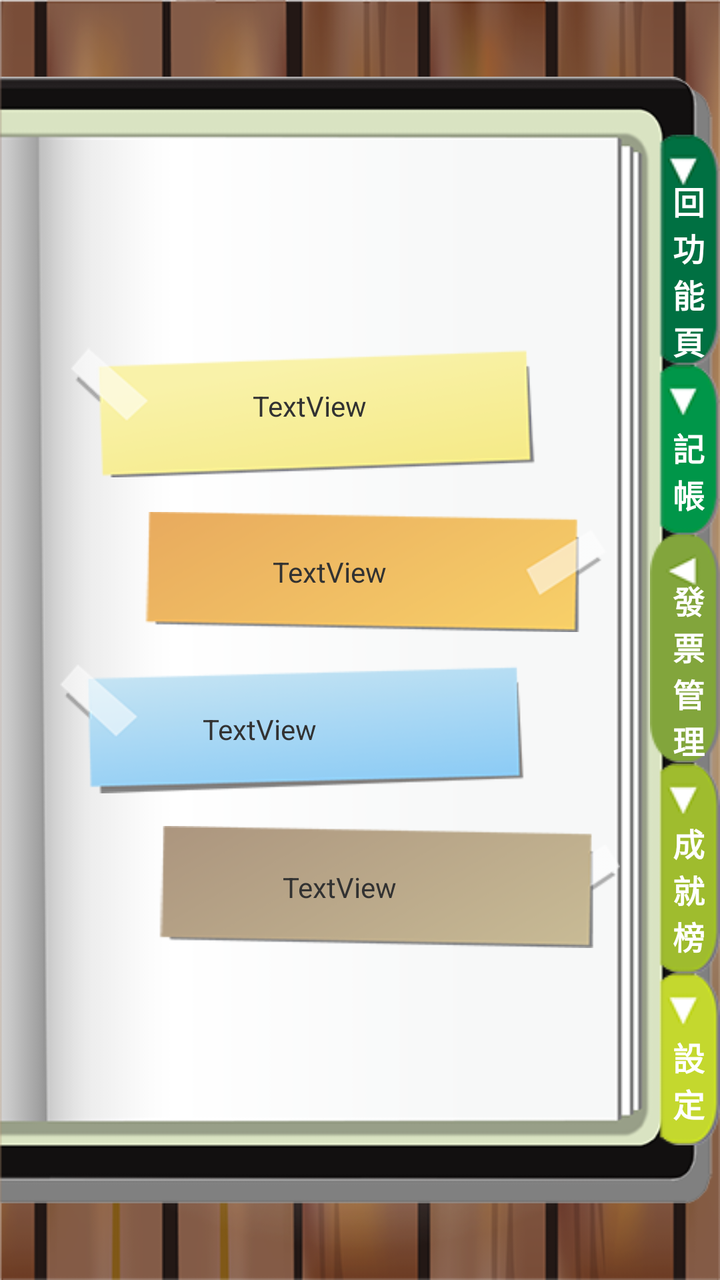
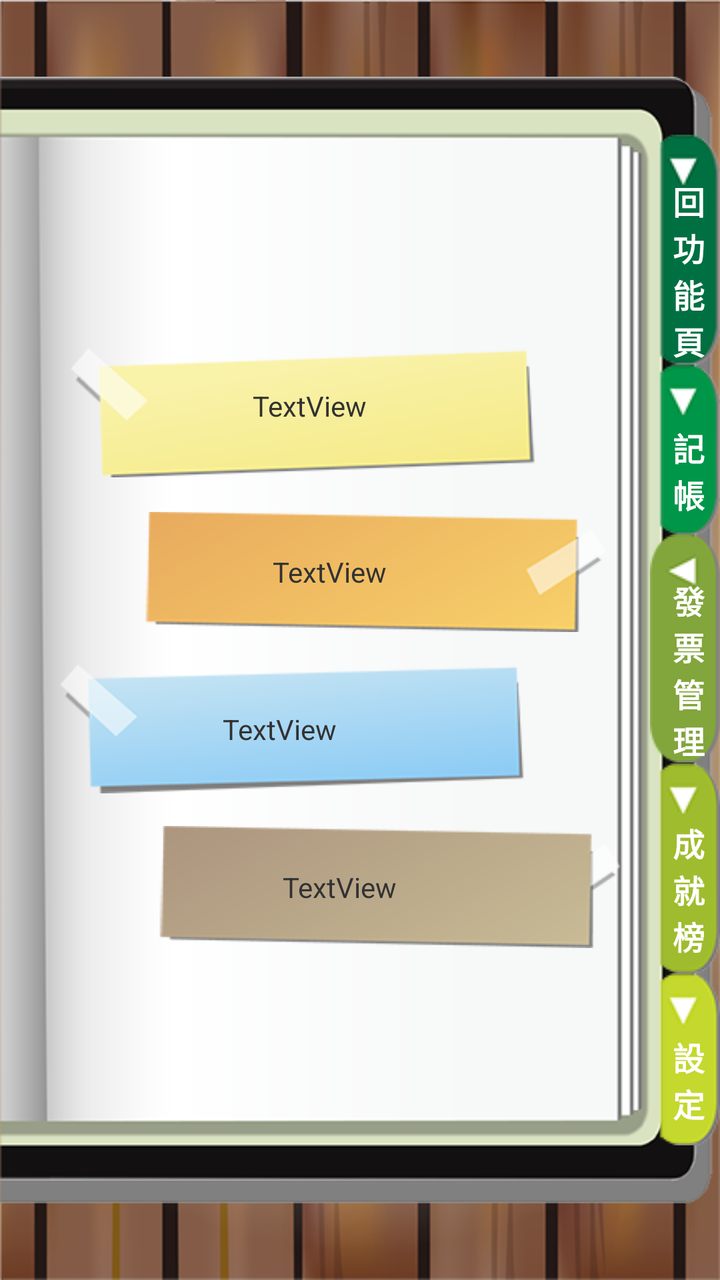

Two renders of the same Android screen: before a commit and after it. Below are the layout's source before the change and the commit's diff.
<!-- AndroidManifest.xml: application theme AppTheme -->
<!-- res/layout/activity_manager.xml -->
<RelativeLayout xmlns:android="http://schemas.android.com/apk/res/android"
    xmlns:tools="http://schemas.android.com/tools"
    android:layout_width="match_parent"
    android:layout_height="match_parent"
    android:background="@drawable/bg_wood"
    tools:context=".MainActivity" >

    <ImageView
        android:id="@+id/imageView1"
        android:layout_width="match_parent"
        android:layout_height="match_parent"
        android:layout_alignParentLeft="true"
        android:src="@drawable/bg_book" />

    <LinearLayout
        android:layout_width="match_parent"
        android:layout_height="wrap_content"
        android:layout_centerInParent="true"
        android:gravity="right"
        android:orientation="vertical" >

        <RelativeLayout
            android:layout_width="wrap_content"
            android:layout_height="wrap_content" >

            <ImageButton
                android:id="@+id/imageButton1"
                android:layout_width="wrap_content"
                android:layout_height="wrap_content"
                android:background="@color/transparent"
                android:src="@drawable/btn_backfunc" />

            <TextView
                android:id="@+id/textView1"
                android:layout_width="wrap_content"
                android:layout_height="wrap_content"
                android:layout_centerInParent="true"
                android:text="\n 回\n 功\n 能\n 頁"
                android:textColor="#ffffff"
                android:textSize="16sp"
                android:textStyle="bold"
                android:visibility="visible" />

        </RelativeLayout>

        <RelativeLayout
            android:layout_width="wrap_content"
            android:layout_height="wrap_content" >

            <ImageButton
                android:id="@+id/imageButton2"
                android:layout_width="wrap_content"
                android:layout_height="wrap_content"
                android:background="@color/transparent"
                android:src="@drawable/btn_account" />

            <TextView
                android:id="@+id/textView2"
                android:layout_width="wrap_content"
                android:layout_height="wrap_content"
                android:layout_centerInParent="true"
                android:text="\n 記\n 帳"
                android:textColor="#ffffff"
                android:textSize="16sp"
                android:textStyle="bold"
                android:visibility="visible" />

        </RelativeLayout>

        <RelativeLayout
            android:layout_width="wrap_content"
            android:layout_height="wrap_content" >

            <ImageButton
                android:id="@+id/imageButton3"
                android:layout_width="wrap_content"
                android:layout_height="wrap_content"
                android:background="@color/transparent"
                android:src="@drawable/main_manager" />

            <TextView
                android:id="@+id/textView3"
                android:layout_width="wrap_content"
                android:layout_height="wrap_content"
                android:layout_centerInParent="true"
                android:text="\n 發\n 票\n 管\n 理"
                android:textColor="#ffffff"
                android:textSize="16sp"
                android:textStyle="bold"
                android:visibility="visible" />

        </RelativeLayout>

        <RelativeLayout
            android:layout_width="wrap_content"
            android:layout_height="wrap_content" >

            <ImageButton
                android:id="@+id/imageButton4"
                android:layout_width="wrap_content"
                android:layout_height="wrap_content"
                android:background="@color/transparent"
                android:src="@drawable/btn_social" />

            <TextView
                android:id="@+id/textView4"
                android:layout_width="wrap_content"
                android:layout_height="wrap_content"
                android:layout_centerInParent="true"
                android:text="\n 成\n 就\n 榜"
                android:textColor="#ffffff"
                android:textSize="16sp"
                android:textStyle="bold"
                android:visibility="visible" />

        </RelativeLayout>

        <RelativeLayout
            android:layout_width="wrap_content"
            android:layout_height="wrap_content" >

            <ImageButton
                android:id="@+id/imageButton5"
                android:layout_width="wrap_content"
                android:layout_height="wrap_content"
                android:background="@color/transparent"
                android:src="@drawable/btn_setting" />

            <TextView
                android:id="@+id/textView5"
                android:layout_width="wrap_content"
                android:layout_height="wrap_content"
                android:layout_centerInParent="true"
                android:text="\n 設\n 定"
                android:textColor="#ffffff"
                android:textSize="16sp"
                android:textStyle="bold"
                android:visibility="visible" />

        </RelativeLayout>

    </LinearLayout>

    <LinearLayout
        android:layout_width="wrap_content"
        android:layout_height="wrap_content"
        android:layout_centerVertical="true"
        android:layout_marginLeft="30dp"
        android:layout_marginRight="50dp"
        android:orientation="vertical" >

        <RelativeLayout
            android:layout_width="match_parent"
            android:layout_height="wrap_content" >

            <ImageButton
                android:id="@+id/imageButton6"
                android:layout_width="match_parent"
                android:layout_height="wrap_content"
                android:background="@color/transparent"
                android:scaleType="fitCenter"
                android:src="@drawable/btn_01" />

            <TextView
                android:id="@+id/textView6"
                android:layout_width="wrap_content"
                android:layout_height="wrap_content"
                android:layout_centerInParent="true"
                android:paddingRight="30dp"
                android:text="TextView" />

        </RelativeLayout>

        <RelativeLayout
            android:layout_width="match_parent"
            android:layout_height="wrap_content" >

            <ImageButton
                android:id="@+id/imageButton7"
                android:layout_width="match_parent"
                android:layout_height="wrap_content"
                android:background="@color/transparent"
                android:scaleType="fitCenter"
                android:src="@drawable/btn_02" />

            <TextView
                android:id="@+id/textView7"
                android:layout_width="wrap_content"
                android:layout_height="wrap_content"
                android:layout_centerInParent="true"
                android:paddingRight="10dp"
                android:text="TextView" />

        </RelativeLayout>

        <RelativeLayout
            android:layout_width="match_parent"
            android:layout_height="wrap_content" >

            <ImageButton
                android:id="@+id/imageButton8"
                android:layout_width="match_parent"
                android:layout_height="wrap_content"
                android:background="@color/transparent"
                android:scaleType="fitCenter"
                android:src="@drawable/btn_03" />

            <TextView
                android:id="@+id/textView8"
                android:layout_width="wrap_content"
                android:layout_height="wrap_content"
                android:layout_centerInParent="true"
                android:paddingRight="80dp"
                android:text="TextView" />

        </RelativeLayout>

        <RelativeLayout
            android:layout_width="match_parent"
            android:layout_height="wrap_content" >

            <ImageButton
                android:id="@+id/imageButton9"
                android:layout_width="match_parent"
                android:layout_height="wrap_content"
                android:background="@color/transparent"
                android:scaleType="fitCenter"
                android:src="@drawable/btn_04" />

            <TextView
                android:id="@+id/textView9"
                android:layout_width="wrap_content"
                android:layout_height="wrap_content"
                android:layout_centerInParent="true"
                android:text="TextView" />

        </RelativeLayout>

    </LinearLayout>

    <LinearLayout
        android:id="@+id/LinearLayout1"
        android:layout_width="match_parent"
        android:layout_height="wrap_content"
        android:layout_centerInParent="true"
        android:layout_marginLeft="30dp"
        android:layout_marginRight="30dp"
        android:background="@drawable/pop_style"
        android:orientation="vertical"
        android:visibility="gone" >

        <LinearLayout
            android:layout_width="match_parent"
            android:layout_height="wrap_content"
            android:orientation="vertical"
            android:padding="10dp" >

            <LinearLayout
            android:layout_width="match_parent"
            android:layout_height="wrap_content"
            android:gravity="center"
            android:paddingBottom="10dp"
            android:paddingTop="10dp" >

            <ImageButton
                android:id="@+id/imageButton96"
                android:layout_width="wrap_content"
                android:layout_height="wrap_content"
                android:background="@color/transparent"
                android:padding="10dp"
                android:src="@drawable/btn_left" />

            <RelativeLayout
                android:layout_width="wrap_content"
                android:layout_height="wrap_content" >

                <ImageView
                    android:id="@+id/imageView3"
                    android:layout_width="wrap_content"
                    android:layout_height="wrap_content"
                    android:src="@drawable/bg_month" />

                <TextView
                    android:id="@+id/textView27"
                    android:layout_width="wrap_content"
                    android:layout_height="wrap_content"
                    android:layout_centerInParent="true"
                    android:text="TextView" />

            </RelativeLayout>

            <ImageButton
                android:id="@+id/imageButton97"
                android:layout_width="wrap_content"
                android:layout_height="wrap_content"
                android:background="@color/transparent"
                android:padding="10dp"
                android:src="@drawable/btn_right" />

        </LinearLayout>

            <LinearLayout
                android:layout_width="match_parent"
                android:layout_height="wrap_content"
                android:gravity="center" >

                <TextView
                    android:id="@+id/textView13"
                    android:layout_width="wrap_content"
                    android:layout_height="30dp"
                    android:gravity="center"
                    android:text="特　獎" />

                <TextView
                    android:id="@+id/textView11"
                    android:layout_width="150dp"
                    android:layout_height="wrap_content"
                    android:gravity="center"
                    android:text="TextView" />

                <TextView
                    android:id="@+id/textView18"
                    android:layout_width="70dp"
                    android:layout_height="wrap_content"
                    android:gravity="right"
                    android:text="200萬元"
                    android:textColor="#FF0000"  />

            </LinearLayout>

            <LinearLayout
                android:layout_width="match_parent"
                android:layout_height="wrap_content"
                android:gravity="center" >

                <TextView
                    android:id="@+id/textView13"
                    android:layout_width="wrap_content"
                    android:layout_height="30dp"
                    android:gravity="center"
                    android:text="頭　獎" />

                <TextView
                    android:id="@+id/textView12"
                    android:layout_width="150dp"
                    android:layout_height="wrap_content"
                    android:gravity="center"
                    android:text="TextView" />

                <TextView
                    android:id="@+id/textView19"
                    android:layout_width="70dp"
                    android:layout_height="wrap_content"
                    android:gravity="right"
                    android:text="20萬元"
                    android:textColor="#FF0000"  />

            </LinearLayout>

            <LinearLayout
                android:layout_width="match_parent"
                android:layout_height="wrap_content"
                android:gravity="center" >

                <TextView
                    android:id="@+id/textView14"
                    android:layout_width="wrap_content"
                    android:layout_height="30dp"
                    android:gravity="center"
                    android:text="增開獎" />

                <TextView
                    android:id="@+id/textView16"
                    android:layout_width="150dp"
                    android:layout_height="wrap_content"
                    android:gravity="center"
                    android:text="TextView" />

                <TextView
                    android:id="@+id/textView20"
                    android:layout_width="70dp"
                    android:layout_height="wrap_content"
                    android:gravity="right"
                    android:text="2百元"
                    android:textColor="#FF0000"  />

            </LinearLayout>

            <LinearLayout
                android:layout_width="match_parent"
                android:layout_height="wrap_content"
                android:gravity="center" >

                <TextView
                    android:id="@+id/textView15"
                    android:layout_width="wrap_content"
                    android:layout_height="30dp"
                    android:gravity="center"
                    android:text="特別獎" />

                <TextView
                    android:id="@+id/textView17"
                    android:layout_width="150dp"
                    android:layout_height="wrap_content"
                    android:gravity="center"
                    android:text="TextView" />

                <TextView
                    android:id="@+id/textView21"
                    android:layout_width="70dp"
                    android:layout_height="wrap_content"
                    android:gravity="right"
                    android:text="1000萬元"
                    android:textColor="#FF0000" />

            </LinearLayout>

            <LinearLayout
                android:layout_width="match_parent"
                android:layout_height="wrap_content"
                android:gravity="center"
                android:orientation="vertical" >

                <TextView
                    android:id="@+id/textView10"
                    android:layout_width="wrap_content"
                    android:layout_height="wrap_content"
                    android:gravity="right"
                    android:paddingTop="10dp"
                    android:text="與頭獎8碼相同得獎金20萬元，\n 末7碼相同得獎金4萬元，\n 末6碼相同得獎金1萬元，\n 末5碼相同得獎金4千元，\n 末4碼相同得獎金1千元，\n 末3碼相同得獎金2百元。" />

            </LinearLayout>

        </LinearLayout>

        <LinearLayout
            android:layout_width="match_parent"
            android:layout_height="wrap_content"
            android:background="@drawable/pop_style_blue"
            android:gravity="center_horizontal"
            android:paddingBottom="5dp"
            android:paddingTop="5dp" >

            <Button
                android:id="@+id/button7"
                style="?android:attr/buttonStyleSmall"
                android:layout_width="match_parent"
                android:layout_height="30dp"
                android:background="@color/transparent"
                android:text="關閉"
                android:textColor="#ffffff"
                android:textSize="12sp" />

        </LinearLayout>

    </LinearLayout>

    <LinearLayout
        android:id="@+id/LinearLayout2"
        android:layout_width="match_parent"
        android:layout_height="wrap_content"
        android:layout_centerInParent="true"
        android:layout_marginLeft="30dp"
        android:layout_marginRight="30dp"
        android:background="@drawable/pop_style"
        android:orientation="vertical"
        android:visibility="gone" >

        <LinearLayout
            android:layout_width="match_parent"
            android:layout_height="wrap_content"
            android:orientation="vertical"
            android:padding="10dp" >

            <LinearLayout
            android:layout_width="match_parent"
            android:layout_height="wrap_content"
            android:gravity="center"
            android:paddingBottom="10dp"
            android:paddingTop="10dp" >

            <ImageButton
                android:id="@+id/imageButton76"
                android:layout_width="wrap_content"
                android:layout_height="wrap_content"
                android:background="@color/transparent"
                android:padding="10dp"
                android:src="@drawable/btn_left" />

            <RelativeLayout
                android:layout_width="wrap_content"
                android:layout_height="wrap_content" >

                <ImageView
                    android:id="@+id/imageView3"
                    android:layout_width="wrap_content"
                    android:layout_height="wrap_content"
                    android:src="@drawable/bg_month" />

                <TextView
                    android:id="@+id/textView37"
                    android:layout_width="wrap_content"
                    android:layout_height="wrap_content"
                    android:layout_centerInParent="true"
                    android:text="TextView" />

            </RelativeLayout>

            <ImageButton
                android:id="@+id/imageButton77"
                android:layout_width="wrap_content"
                android:layout_height="wrap_content"
                android:background="@color/transparent"
                android:padding="10dp"
                android:src="@drawable/btn_right" />

        </LinearLayout>

            <LinearLayout
                android:layout_width="match_parent"
                android:layout_height="wrap_content"
                android:gravity="center" >

                <Button
                    android:id="@+id/button1"
                    android:layout_width="wrap_content"
                    android:layout_height="30dp"
                    android:layout_margin="5dp"
                    android:background="@drawable/button_style"
                    android:text="發票對獎"
                    android:textColor="#ffffff"
                    android:textSize="12sp" />

                <Button
                    android:id="@+id/button2"
                    android:layout_width="wrap_content"
                    android:layout_height="30dp"
                    android:layout_margin="5dp"
                    android:background="@drawable/button_style"
                    android:text="三碼對獎"
                    android:textColor="#ffffff"
                    android:textSize="12sp" />

            </LinearLayout>

            <LinearLayout
                android:id="@+id/invoice"
                android:layout_width="match_parent"
                android:layout_height="wrap_content"
                android:orientation="vertical" >

                <TextView
                    android:id="@+id/textView23"
                    android:layout_width="wrap_content"
                    android:layout_height="wrap_content"
                    android:layout_margin="10dp"
                    android:text="中獎清單" />

                <ScrollView
                    android:id="@+id/scrollView1"
                    android:layout_width="match_parent"
                    android:layout_height="wrap_content"
                    android:layout_marginLeft="20dp"
                    android:layout_marginRight="20dp" >

                    <TableLayout
                        android:id="@+id/invoicetable"
                        android:layout_width="match_parent"
                        android:layout_height="wrap_content" >

                        <TableRow
                            android:id="@+id/tableRow1"
                            android:layout_width="wrap_content"
                            android:layout_height="wrap_content" >
                        </TableRow>

                        <TableRow
                            android:id="@+id/tableRow2"
                            android:layout_width="wrap_content"
                            android:layout_height="wrap_content" >
                        </TableRow>

                        <TableRow
                            android:id="@+id/tableRow3"
                            android:layout_width="wrap_content"
                            android:layout_height="wrap_content" >
                        </TableRow>

                        <TableRow
                            android:id="@+id/tableRow4"
                            android:layout_width="wrap_content"
                            android:layout_height="wrap_content" >
                        </TableRow>
                    </TableLayout>

                </ScrollView>

            </LinearLayout>

            <LinearLayout
                android:id="@+id/number"
                android:layout_width="match_parent"
                android:layout_height="wrap_content"
                android:orientation="vertical"
                android:visibility="gone" >

                <LinearLayout
                    android:layout_width="match_parent"
                    android:layout_height="wrap_content"
                    android:layout_margin="10dp"
                    android:gravity="center"
                    android:orientation="horizontal" >

                    <RelativeLayout
                        android:layout_width="wrap_content"
                        android:layout_height="wrap_content" >

                        <ImageView
                            android:id="@+id/imageView3"
                            android:layout_width="wrap_content"
                            android:layout_height="wrap_content"
                            android:src="@drawable/bg_month" />

                        <TextView
                            android:id="@+id/textView97"
                            android:layout_width="wrap_content"
                            android:layout_height="wrap_content"
                            android:layout_centerInParent="true"
                            android:text="TextView" />
                    </RelativeLayout>

                    <TextView
                        android:id="@+id/textView22"
                        android:layout_width="100dp"
                        android:layout_height="wrap_content"
                        android:gravity="center"
                        android:paddingLeft="10dp"
                        android:text="TextView" />

                </LinearLayout>

                <LinearLayout
                    android:layout_width="match_parent"
                    android:layout_height="wrap_content"
                    android:gravity="center" >

                    <Button
                        android:id="@+id/button3"
                        android:layout_width="80dp"
                        android:layout_height="60dp"
                        android:layout_margin="5dp"
                        android:background="@drawable/button_style"
                    	android:textColor="#ffffff"
                        android:text="7" />

                    <Button
                        android:id="@+id/button4"
                        android:layout_width="80dp"
                        android:layout_height="60dp"
                        android:layout_margin="5dp"
                        android:background="@drawable/button_style"
                    	android:textColor="#ffffff"
                        android:text="8" />

                    <Button
                        android:id="@+id/button5"
                        android:layout_width="80dp"
                        android:layout_height="60dp"
                        android:layout_margin="5dp"
                        android:background="@drawable/button_style"
                    	android:textColor="#ffffff"
                        android:text="9" />

                </LinearLayout>

                <LinearLayout
                    android:layout_width="match_parent"
                    android:layout_height="wrap_content"
                    android:gravity="center" >

                    <Button
                        android:id="@+id/button6"
                        android:layout_width="80dp"
                        android:layout_height="60dp"
                        android:layout_margin="5dp"
                        android:background="@drawable/button_style"
                    	android:textColor="#ffffff"
                        android:text="4" />

                    <Button
                        android:id="@+id/button8"
                        android:layout_width="80dp"
                        android:layout_height="60dp"
                        android:layout_margin="5dp"
                        android:background="@drawable/button_style"
                    	android:textColor="#ffffff"
                        android:text="5" />

                    <Button
                        android:id="@+id/button9"
                        android:layout_width="80dp"
                        android:layout_height="60dp"
                        android:layout_margin="5dp"
                        android:background="@drawable/button_style"
                    	android:textColor="#ffffff"
                        android:text="6" />

                </LinearLayout>

                <LinearLayout
                    android:layout_width="match_parent"
                    android:layout_height="wrap_content"
                    android:gravity="center" >

                    <Button
                        android:id="@+id/button10"
                        android:layout_width="80dp"
                        android:layout_height="60dp"
                        android:layout_margin="5dp"
                        android:background="@drawable/button_style"
                    	android:textColor="#ffffff"
                        android:text="1" />

                    <Button
                        android:id="@+id/button11"
                        android:layout_width="80dp"
                        android:layout_height="60dp"
                        android:layout_margin="5dp"
                        android:background="@drawable/button_style"
                    	android:textColor="#ffffff"
                        android:text="2" />

                    <Button
                        android:id="@+id/button12"
                        android:layout_width="80dp"
                        android:layout_height="60dp"
                        android:layout_margin="5dp"
                        android:background="@drawable/button_style"
                   		android:textColor="#ffffff"
                        android:text="3" />

                </LinearLayout>

                <LinearLayout
                    android:layout_width="match_parent"
                    android:layout_height="wrap_content"
                    android:gravity="center" >

                    <Button
                        android:id="@+id/button13"
                        android:layout_width="80dp"
                        android:layout_height="60dp"
                        android:layout_margin="5dp"
                        android:background="@drawable/button_style"
                    	android:textColor="#ffffff"
                        android:text="清除" />

                    <Button
                        android:id="@+id/button14"
                        android:layout_width="80dp"
                        android:layout_height="60dp"
                        android:layout_margin="5dp"
                        android:background="@drawable/button_style"
                    	android:textColor="#ffffff"
                        android:text="0" />

                    <Button
                        android:id="@+id/button15"
                        android:layout_width="80dp"
                        android:layout_height="60dp"
                        android:layout_margin="5dp"
                        android:background="@drawable/button_style"
                    	android:textColor="#ffffff"
                        android:text="更正" />

                </LinearLayout>

            </LinearLayout>

        </LinearLayout>

        <LinearLayout
            android:layout_width="match_parent"
            android:layout_height="wrap_content"
            android:background="@drawable/pop_style_blue"
            android:gravity="center_horizontal"
            android:paddingBottom="5dp"
            android:paddingTop="5dp" >

            <Button
                android:id="@+id/button77"
                style="?android:attr/buttonStyleSmall"
                android:layout_width="match_parent"
                android:layout_height="30dp"
                android:background="@color/transparent"
                android:text="關閉"
                android:textColor="#ffffff"
                android:textSize="12sp" />

        </LinearLayout>

    </LinearLayout>

</RelativeLayout>
<!-- resources referenced by this layout -->
<resources>
  <color name="transparent">#00000000</color>
  <!-- drawable bg_book: png bitmap (drawable-mdpi, 14514 bytes) -->
  <!-- drawable bg_month: png bitmap (drawable-mdpi, 3591 bytes) -->
  <!-- drawable bg_wood: png bitmap (drawable-mdpi, 216225 bytes) -->
  <!-- drawable btn_01: png bitmap (drawable-mdpi, 8864 bytes) -->
  <!-- drawable btn_02: png bitmap (drawable-mdpi, 8736 bytes) -->
  <!-- drawable btn_03: png bitmap (drawable-mdpi, 9684 bytes) -->
  <!-- drawable btn_04: png bitmap (drawable-mdpi, 8318 bytes) -->
  <!-- drawable btn_account: png bitmap (drawable-mdpi, 4502 bytes) -->
  <!-- drawable btn_backfunc: png bitmap (drawable-mdpi, 4541 bytes) -->
  <!-- drawable btn_left: png bitmap (drawable-mdpi, 3036 bytes) -->
  <!-- drawable btn_right: png bitmap (drawable-mdpi, 3018 bytes) -->
  <!-- drawable btn_setting: png bitmap (drawable-mdpi, 4528 bytes) -->
  <!-- drawable btn_social: png bitmap (drawable-mdpi, 4547 bytes) -->
  <!-- drawable button_style (drawable) -->
  <?xml version="1.0" encoding="utf-8"?>
  <selector xmlns:android="http://schemas.android.com/apk/res/android">
      <item android:state_pressed="false">
          <shape>
              <solid 
                  android:color="#32B3E2" />
              <stroke
                  android:width="1dp"
                  android:color="#32B3E2" />
              <corners
                  android:radius="10dp" />
          </shape>
      </item>
  
      <item android:state_pressed="true">
          <shape>
              <solid 
                  android:color="#2E93BA" />
              <stroke
                  android:width="1dp"
                  android:color="#2E93BA" />
              <corners 
                  android:radius="10dp" />
          </shape>
      </item>
  </selector>
  <!-- drawable main_manager: png bitmap (drawable-mdpi, 4123 bytes) -->
  <!-- drawable pop_style (drawable) -->
  <?xml version="1.0" encoding="utf-8"?>
  <selector xmlns:android="http://schemas.android.com/apk/res/android">
      <item>
          <shape>
              <solid 
                  android:color="#FFFEF7" />
              <stroke
                  android:width="10dp"
                  android:color="#FFFEF7" />
              <corners
                  android:radius="10dp" />
          </shape>
      </item>
  </selector>
  <!-- drawable pop_style_blue (drawable) -->
  <?xml version="1.0" encoding="utf-8"?>
  <selector xmlns:android="http://schemas.android.com/apk/res/android">
      <item>
          <shape>
              <solid 
                  android:color="#32B3E2" />
              <stroke
                  android:width="10dp"
                  android:color="#32B3E2" />
              <corners
                  android:bottomLeftRadius="10dp"
                  android:bottomRightRadius="10dp"
                  android:topLeftRadius="0dp"
                  android:topRightRadius="0dp" />
          </shape>
      </item>
  </selector>
  <style name="AppTheme" parent="AppBaseTheme">
          
      </style>
  <style name="AppBaseTheme" parent="android:Theme.Light">
  	    <item name="android:windowNoTitle">true</item>
          
      </style>
</resources>

<!-- the commit's change to res/layout/activity_manager.xml (unified diff, before → after) -->
@@ -210,7 +210,7 @@
                 android:layout_width="wrap_content"
                 android:layout_height="wrap_content"
                 android:layout_centerInParent="true"
-                android:paddingRight="80dp"
+                android:paddingRight="60dp"
                 android:text="TextView" />
 
         </RelativeLayout>
@@ -256,48 +256,46 @@
             android:padding="10dp" >
 
             <LinearLayout
-            android:layout_width="match_parent"
-            android:layout_height="wrap_content"
-            android:gravity="center"
-            android:paddingBottom="10dp"
-            android:paddingTop="10dp" >
-
-            <ImageButton
-                android:id="@+id/imageButton96"
-                android:layout_width="wrap_content"
-                android:layout_height="wrap_content"
-                android:background="@color/transparent"
-                android:padding="10dp"
-                android:src="@drawable/btn_left" />
-
-            <RelativeLayout
-                android:layout_width="wrap_content"
-                android:layout_height="wrap_content" >
-
-                <ImageView
-                    android:id="@+id/imageView3"
-                    android:layout_width="wrap_content"
-                    android:layout_height="wrap_content"
-                    android:src="@drawable/bg_month" />
-
-                <TextView
-                    android:id="@+id/textView27"
-                    android:layout_width="wrap_content"
-                    android:layout_height="wrap_content"
-                    android:layout_centerInParent="true"
-                    android:text="TextView" />
-
-            </RelativeLayout>
-
-            <ImageButton
-                android:id="@+id/imageButton97"
-                android:layout_width="wrap_content"
-                android:layout_height="wrap_content"
-                android:background="@color/transparent"
-                android:padding="10dp"
-                android:src="@drawable/btn_right" />
-
-        </LinearLayout>
+                android:layout_width="match_parent"
+                android:layout_height="wrap_content"
+                android:gravity="center"
+                android:paddingBottom="10dp"
+                android:paddingTop="10dp" >
+
+                <ImageButton
+                    android:id="@+id/imageButton96"
+                    android:layout_width="wrap_content"
+                    android:layout_height="wrap_content"
+                    android:background="@color/transparent"
+                    android:padding="10dp"
+                    android:src="@drawable/btn_left" />
+
+                <RelativeLayout
+                    android:layout_width="wrap_content"
+                    android:layout_height="wrap_content" >
+
+                    <ImageView
+                        android:id="@+id/imageView3"
+                        android:layout_width="wrap_content"
+                        android:layout_height="wrap_content"
+                        android:src="@drawable/bg_month" />
+
+                    <TextView
+                        android:id="@+id/textView27"
+                        android:layout_width="wrap_content"
+                        android:layout_height="wrap_content"
+                        android:layout_centerInParent="true"
+                        android:text="TextView" />
+                </RelativeLayout>
+
+                <ImageButton
+                    android:id="@+id/imageButton97"
+                    android:layout_width="wrap_content"
+                    android:layout_height="wrap_content"
+                    android:background="@color/transparent"
+                    android:padding="10dp"
+                    android:src="@drawable/btn_right" />
+            </LinearLayout>
 
             <LinearLayout
                 android:layout_width="match_parent"
@@ -324,8 +322,7 @@
                     android:layout_height="wrap_content"
                     android:gravity="right"
                     android:text="200萬元"
-                    android:textColor="#FF0000"  />
-
+                    android:textColor="#FF0000" />
             </LinearLayout>
 
             <LinearLayout
@@ -353,8 +350,7 @@
                     android:layout_height="wrap_content"
                     android:gravity="right"
                     android:text="20萬元"
-                    android:textColor="#FF0000"  />
-
+                    android:textColor="#FF0000" />
             </LinearLayout>
 
             <LinearLayout
@@ -382,8 +378,7 @@
                     android:layout_height="wrap_content"
                     android:gravity="right"
                     android:text="2百元"
-                    android:textColor="#FF0000"  />
-
+                    android:textColor="#FF0000" />
             </LinearLayout>
 
             <LinearLayout
@@ -412,7 +407,6 @@
                     android:gravity="right"
                     android:text="1000萬元"
                     android:textColor="#FF0000" />
-
             </LinearLayout>
 
             <LinearLayout
@@ -428,9 +422,7 @@
                     android:gravity="right"
                     android:paddingTop="10dp"
                     android:text="與頭獎8碼相同得獎金20萬元，\n 末7碼相同得獎金4萬元，\n 末6碼相同得獎金1萬元，\n 末5碼相同得獎金4千元，\n 末4碼相同得獎金1千元，\n 末3碼相同得獎金2百元。" />
-
-            </LinearLayout>
-
+            </LinearLayout>
         </LinearLayout>
 
         <LinearLayout
@@ -450,9 +442,7 @@
                 android:text="關閉"
                 android:textColor="#ffffff"
                 android:textSize="12sp" />
-
         </LinearLayout>
-
     </LinearLayout>
 
     <LinearLayout
@@ -473,48 +463,46 @@
             android:padding="10dp" >
 
             <LinearLayout
-            android:layout_width="match_parent"
-            android:layout_height="wrap_content"
-            android:gravity="center"
-            android:paddingBottom="10dp"
-            android:paddingTop="10dp" >
-
-            <ImageButton
-                android:id="@+id/imageButton76"
-                android:layout_width="wrap_content"
-                android:layout_height="wrap_content"
-                android:background="@color/transparent"
-                android:padding="10dp"
-                android:src="@drawable/btn_left" />
-
-            <RelativeLayout
-                android:layout_width="wrap_content"
-                android:layout_height="wrap_content" >
-
-                <ImageView
-                    android:id="@+id/imageView3"
-                    android:layout_width="wrap_content"
-                    android:layout_height="wrap_content"
-                    android:src="@drawable/bg_month" />
-
-                <TextView
-                    android:id="@+id/textView37"
-                    android:layout_width="wrap_content"
-                    android:layout_height="wrap_content"
-                    android:layout_centerInParent="true"
-                    android:text="TextView" />
-
-            </RelativeLayout>
-
-            <ImageButton
-                android:id="@+id/imageButton77"
-                android:layout_width="wrap_content"
-                android:layout_height="wrap_content"
-                android:background="@color/transparent"
-                android:padding="10dp"
-                android:src="@drawable/btn_right" />
-
-        </LinearLayout>
+                android:layout_width="match_parent"
+                android:layout_height="wrap_content"
+                android:gravity="center"
+                android:paddingBottom="10dp"
+                android:paddingTop="10dp" >
+
+                <ImageButton
+                    android:id="@+id/imageButton76"
+                    android:layout_width="wrap_content"
+                    android:layout_height="wrap_content"
+                    android:background="@color/transparent"
+                    android:padding="10dp"
+                    android:src="@drawable/btn_left" />
+
+                <RelativeLayout
+                    android:layout_width="wrap_content"
+                    android:layout_height="wrap_content" >
+
+                    <ImageView
+                        android:id="@+id/imageView3"
+                        android:layout_width="wrap_content"
+                        android:layout_height="wrap_content"
+                        android:src="@drawable/bg_month" />
+
+                    <TextView
+                        android:id="@+id/textView37"
+                        android:layout_width="wrap_content"
+                        android:layout_height="wrap_content"
+                        android:layout_centerInParent="true"
+                        android:text="TextView" />
+                </RelativeLayout>
+
+                <ImageButton
+                    android:id="@+id/imageButton77"
+                    android:layout_width="wrap_content"
+                    android:layout_height="wrap_content"
+                    android:background="@color/transparent"
+                    android:padding="10dp"
+                    android:src="@drawable/btn_right" />
+            </LinearLayout>
 
             <LinearLayout
                 android:layout_width="match_parent"
@@ -540,7 +528,6 @@
                     android:text="三碼對獎"
                     android:textColor="#ffffff"
                     android:textSize="12sp" />
-
             </LinearLayout>
 
             <LinearLayout
@@ -592,9 +579,7 @@
                             android:layout_height="wrap_content" >
                         </TableRow>
                     </TableLayout>
-
                 </ScrollView>
-
             </LinearLayout>
 
             <LinearLayout
@@ -636,7 +621,6 @@
                         android:gravity="center"
                         android:paddingLeft="10dp"
                         android:text="TextView" />
-
                 </LinearLayout>
 
                 <LinearLayout
@@ -650,8 +634,8 @@
                         android:layout_height="60dp"
                         android:layout_margin="5dp"
                         android:background="@drawable/button_style"
-                    	android:textColor="#ffffff"
-                        android:text="7" />
+                        android:text="7"
+                        android:textColor="#ffffff" />
 
                     <Button
                         android:id="@+id/button4"
@@ -659,8 +643,8 @@
                         android:layout_height="60dp"
                         android:layout_margin="5dp"
                         android:background="@drawable/button_style"
-                    	android:textColor="#ffffff"
-                        android:text="8" />
+                        android:text="8"
+                        android:textColor="#ffffff" />
 
                     <Button
                         android:id="@+id/button5"
@@ -668,9 +652,8 @@
                         android:layout_height="60dp"
                         android:layout_margin="5dp"
                         android:background="@drawable/button_style"
-                    	android:textColor="#ffffff"
-                        android:text="9" />
-
+                        android:text="9"
+                        android:textColor="#ffffff" />
                 </LinearLayout>
 
                 <LinearLayout
@@ -684,8 +667,8 @@
                         android:layout_height="60dp"
                         android:layout_margin="5dp"
                         android:background="@drawable/button_style"
-                    	android:textColor="#ffffff"
-                        android:text="4" />
+                        android:text="4"
+                        android:textColor="#ffffff" />
 
                     <Button
                         android:id="@+id/button8"
@@ -693,8 +676,8 @@
                         android:layout_height="60dp"
                         android:layout_margin="5dp"
                         android:background="@drawable/button_style"
-                    	android:textColor="#ffffff"
-                        android:text="5" />
+                        android:text="5"
+                        android:textColor="#ffffff" />
 
                     <Button
                         android:id="@+id/button9"
@@ -702,9 +685,8 @@
                         android:layout_height="60dp"
                         android:layout_margin="5dp"
                         android:background="@drawable/button_style"
-                    	android:textColor="#ffffff"
-                        android:text="6" />
-
+                        android:text="6"
+                        android:textColor="#ffffff" />
                 </LinearLayout>
 
                 <LinearLayout
@@ -718,8 +700,8 @@
                         android:layout_height="60dp"
                         android:layout_margin="5dp"
                         android:background="@drawable/button_style"
-                    	android:textColor="#ffffff"
-                        android:text="1" />
+                        android:text="1"
+                        android:textColor="#ffffff" />
 
                     <Button
                         android:id="@+id/button11"
@@ -727,8 +709,8 @@
                         android:layout_height="60dp"
                         android:layout_margin="5dp"
                         android:background="@drawable/button_style"
-                    	android:textColor="#ffffff"
-                        android:text="2" />
+                        android:text="2"
+                        android:textColor="#ffffff" />
 
                     <Button
                         android:id="@+id/button12"
@@ -736,9 +718,8 @@
                         android:layout_height="60dp"
                         android:layout_margin="5dp"
                         android:background="@drawable/button_style"
-                   		android:textColor="#ffffff"
-                        android:text="3" />
-
+                        android:text="3"
+                        android:textColor="#ffffff" />
                 </LinearLayout>
 
                 <LinearLayout
@@ -752,8 +733,8 @@
                         android:layout_height="60dp"
                         android:layout_margin="5dp"
                         android:background="@drawable/button_style"
-                    	android:textColor="#ffffff"
-                        android:text="清除" />
+                        android:text="清除"
+                        android:textColor="#ffffff" />
 
                     <Button
                         android:id="@+id/button14"
@@ -761,8 +742,8 @@
                         android:layout_height="60dp"
                         android:layout_margin="5dp"
                         android:background="@drawable/button_style"
-                    	android:textColor="#ffffff"
-                        android:text="0" />
+                        android:text="0"
+                        android:textColor="#ffffff" />
 
                     <Button
                         android:id="@+id/button15"
@@ -770,13 +751,10 @@
                         android:layout_height="60dp"
                         android:layout_margin="5dp"
                         android:background="@drawable/button_style"
-                    	android:textColor="#ffffff"
-                        android:text="更正" />
-
+                        android:text="更正"
+                        android:textColor="#ffffff" />
                 </LinearLayout>
-
-            </LinearLayout>
-
+            </LinearLayout>
         </LinearLayout>
 
         <LinearLayout
@@ -796,9 +774,7 @@
                 android:text="關閉"
                 android:textColor="#ffffff"
                 android:textSize="12sp" />
-
         </LinearLayout>
-
     </LinearLayout>
 
 </RelativeLayout>
